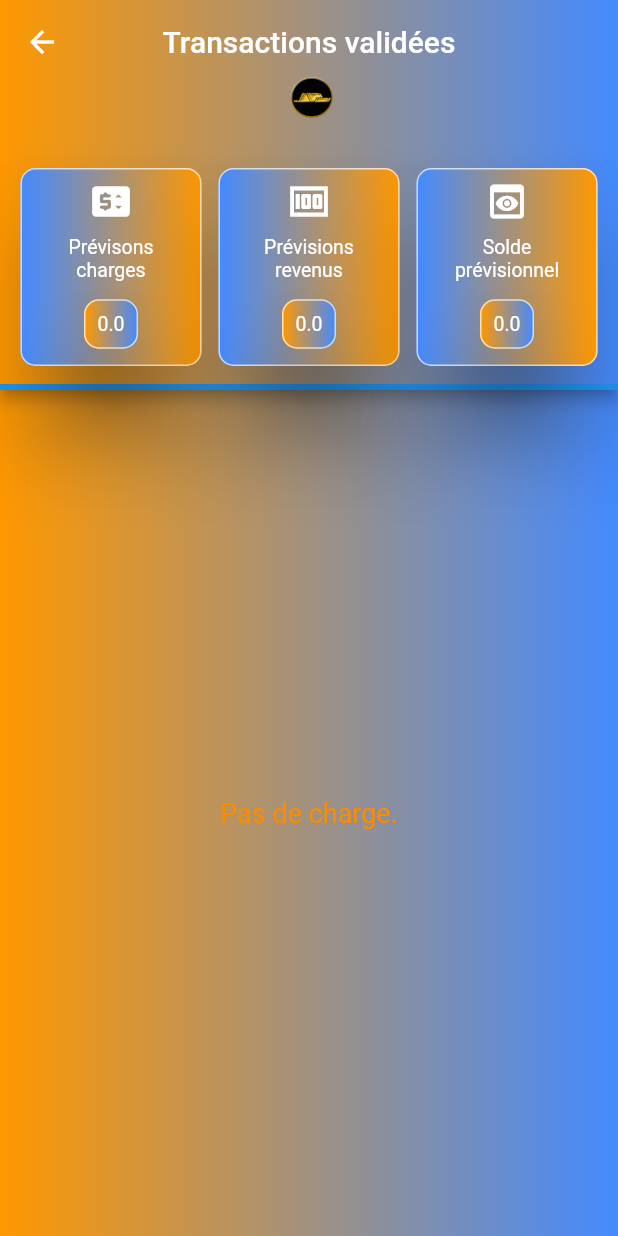
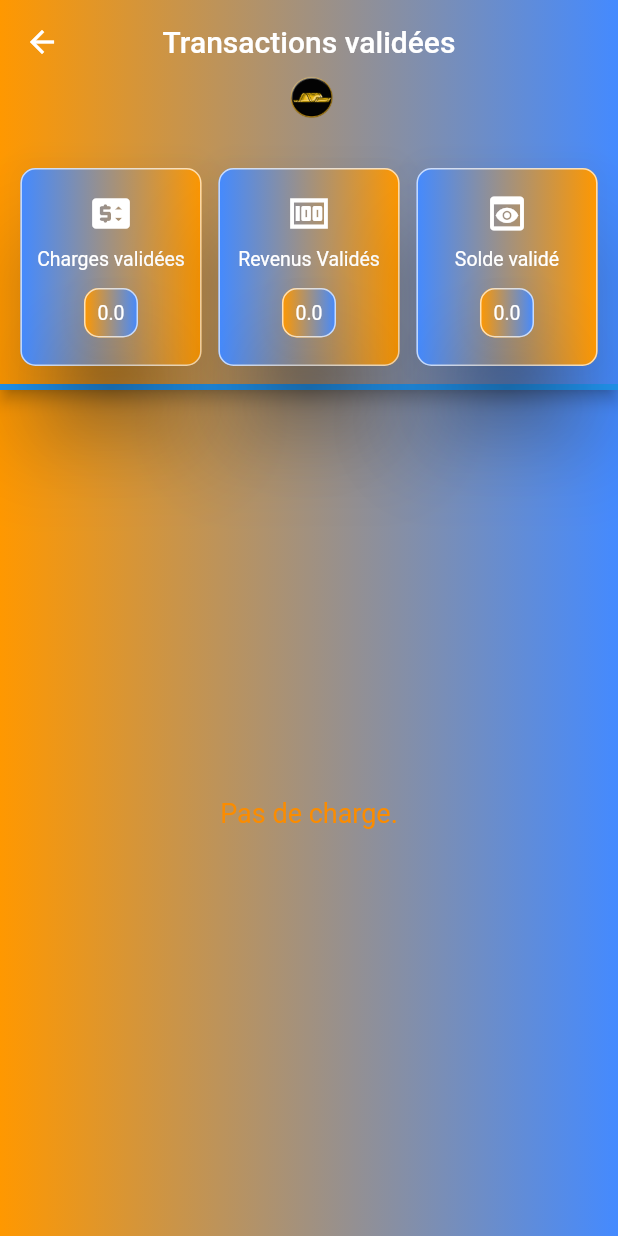
Before and after one commit to NOA-FASHION/easyEconomy, a Flutter app: the GestionMensuelLiveResultats screen opened directly with empty values, on a phone screen of 412 x 824 dp. Run offline on Flutter 3.47's test engine with Material 2 defaults, Android fonts, the phone set to English and light mode, and no system bars; our stand-ins replace flip_card, image_picker, lottie, nanoid, page_transition, shared_preferences and 1 more; missing offline and left inert: marquee_text; accounts and stored records are empty.

Commit message:
bug total gestion live ok

```diff
--- a/lib/screens/gestion_mensuel_live_resultats.dart
+++ b/lib/screens/gestion_mensuel_live_resultats.dart
@@ -40,9 +40,9 @@ class _GestionMensuelLiveResultatsState
   Widget build(BuildContext context) {
     EasyController variable = Provider.of<EasyController>(context);
     List<MontantUniverselle> _listMontantUniverselle = variable
-        .getGestionMensuelMontantUnivLive(widget.indexMontantUniverselle);
-    List<MontantUniverselle> _listMontPrevision =
-        variable.getMontantPrevision();
+        .getGestionMontantUniverselle(widget.idGestionMontantUniverselle);
+    List<MontantUniverselle> _listMontantUniverselleLive = variable
+        .getGestionMontantUniverselleLive(widget.idGestionMontantUniverselle);
     return Material(
       child: Scaffold(
         key: scaffoldkey,
@@ -82,24 +82,27 @@ class _GestionMensuelLiveResultatsState
                             children: [
                               ScreenIndicatorMontant(
                                 simuOuchargeFixe: simuOuchargeFixe,
-                                titre: "Prévisons charges",
+                                titre: "Charges validées",
                                 icones: Icons.price_change_rounded,
                                 listMontantUniverselle: _listMontantUniverselle,
-                                listMontantPrevision: _listMontPrevision,
+                                listMontantPrevision:
+                                    _listMontantUniverselleLive,
                               ),
                               ScreenIndicatorMontant(
                                 simuOuchargeFixe: simuOuchargeFixe,
-                                titre: "Prévisions revenus",
+                                titre: "Revenus Validés",
                                 icones: Icons.money,
                                 listMontantUniverselle: _listMontantUniverselle,
-                                listMontantPrevision: _listMontPrevision,
+                                listMontantPrevision:
+                                    _listMontantUniverselleLive,
                               ),
                               ScreenIndicatorMontant(
                                 simuOuchargeFixe: simuOuchargeFixe,
-                                titre: "Solde prévisionnel",
+                                titre: "Solde validé",
                                 icones: Icons.preview,
                                 listMontantUniverselle: _listMontantUniverselle,
-                                listMontantPrevision: _listMontPrevision,
+                                listMontantPrevision:
+                                    _listMontantUniverselleLive,
                               ),
                             ],
                           ),
--- a/lib/screens/screen_indicateur_montant.dart
+++ b/lib/screens/screen_indicateur_montant.dart
@@ -100,11 +100,14 @@ class _ScreenIndicatorMontantState extends State<ScreenIndicatorMontant> {
   String choixMontant() {
     String montant = '0';
 
-    if (widget.titre == "Solde prévisionnel") {
+    if (widget.titre == "Solde prévisionnel" ||
+        widget.titre == "Solde validé") {
       montant = montantTotals();
-    } else if (widget.titre == "Prévisions revenus") {
+    } else if (widget.titre == "Prévisions revenus" ||
+        widget.titre == "Revenus Validés") {
       montant = montantRevenu();
-    } else if (widget.titre == "Prévisons charges") {
+    } else if (widget.titre == "Prévisons charges" ||
+        widget.titre == "Charges validées") {
       montant = montantCharge();
     }
 
```
